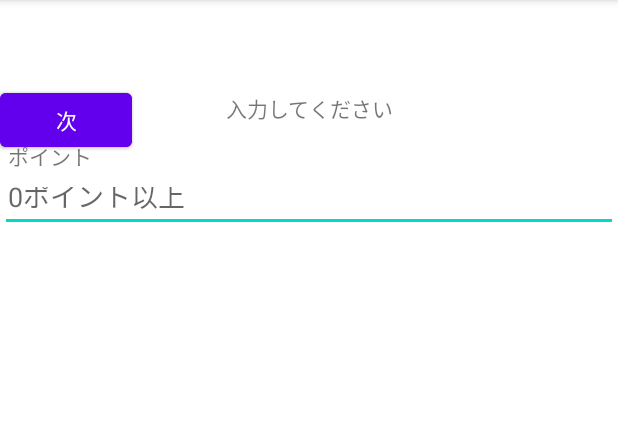
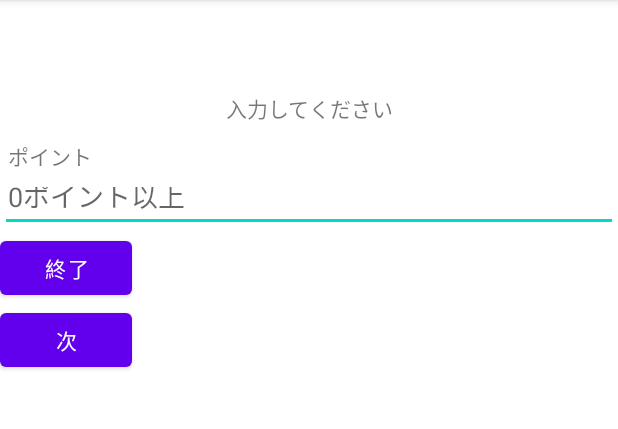
Before and after one commit to tomoya1031/android-practice, an Android app: the Point screen opened directly, with no data from a screen before it, on a phone screen of 412 x 824 dp, the part 84-513 px from its top. Run offline under Robolectric (Android 15) with nearby library versions, the phone set to English and light mode, and no system bars.

Commit message:
ロジック修正

```diff
--- a/app/src/main/java/com/example/myapplication/dto/PriceDto.java
+++ b/app/src/main/java/com/example/myapplication/dto/PriceDto.java
@@ -1,34 +1,35 @@
 package com.example.myapplication.dto;
 
 import java.io.Serializable;
+import java.math.BigDecimal;
 
 public class PriceDto implements Serializable {
-    private String price;
-    private String point;
+    private BigDecimal price;
+    private BigDecimal point;
     private String qr;
 
     public PriceDto() {
     }
 
-    public PriceDto(String price, String point, String qr) {
+    public PriceDto(BigDecimal price, BigDecimal point, String qr) {
         this.price = price;
         this.point = point;
         this.qr = qr;
     }
 
-    public String getPrice() {
+    public BigDecimal getPrice() {
         return price;
     }
 
-    public void setPrice(String price) {
+    public void setPrice(BigDecimal price) {
         this.price = price;
     }
 
-    public String getPoint() {
+    public BigDecimal getPoint() {
         return point;
     }
 
-    public void setPoint(String point) {
+    public void setPoint(BigDecimal point) {
         this.point = point;
     }
 
--- a/app/src/main/res/layout/point.xml
+++ b/app/src/main/res/layout/point.xml
@@ -7,6 +7,13 @@
     android:layout_height="match_parent"
     android:paddingTop="?attr/actionBarSize">
 
+    <LinearLayout
+        android:id="@+id/qrReaderLayout"
+        android:layout_width="match_parent"
+        android:layout_height="match_parent"
+        android:orientation="vertical"
+        tools:layout_editor_absoluteX="29dp"
+        tools:layout_editor_absoluteY="64dp">
         <TextView
             android:padding="5dp"
             android:id="@+id/text"
@@ -16,8 +23,8 @@
             app:layout_constraintRight_toRightOf="parent"
             app:layout_constraintTop_toTopOf="parent"
             android:text="入力してください"
-        android:gravity="center"
-        />
+            android:gravity="center" />
+
         <TextView
             android:paddingTop="5dp"
             android:paddingLeft="5dp"
@@ -27,8 +34,8 @@
             app:layout_constraintLeft_toLeftOf="parent"
             app:layout_constraintRight_toRightOf="parent"
             app:layout_constraintTop_toBottomOf="@+id/text"
-        android:text="ポイント"
-        />
+            android:text="ポイント" />
+
         <EditText
             android:id="@+id/edit_text_point"
             android:layout_width="match_parent"
@@ -38,8 +45,9 @@
             app:layout_constraintTop_toBottomOf="@+id/text2"
             android:inputType="number"
             android:hint="0ポイント以上"
-        android:paddingLeft="5dp"
-        />
+            android:paddingLeft="5dp">
+            <requestFocus/>
+        </EditText>
 
         <Button
             android:id="@+id/button1"
@@ -55,5 +63,6 @@
             android:text="次"
             tools:layout_editor_absoluteX="0dp"
             tools:layout_editor_absoluteY="129dp" />
+    </LinearLayout>
 
 </androidx.constraintlayout.widget.ConstraintLayout>
--- a/app/src/main/res/layout/price.xml
+++ b/app/src/main/res/layout/price.xml
@@ -45,8 +45,9 @@
             app:layout_constraintTop_toBottomOf="@+id/text2"
             android:inputType="number"
             android:hint="0円以上"
-            android:paddingLeft="5dp"
-            />
+            android:paddingLeft="5dp">
+            <requestFocus/>
+        </EditText>
 
         <Button
             android:id="@+id/button1"
--- a/app/src/main/res/values/strings.xml
+++ b/app/src/main/res/values/strings.xml
@@ -3,7 +3,7 @@
     <string name="title_home">Home</string>
     <string name="title_dashboard">Dashboard</string>
     <string name="title_notifications">Notifications</string>
-    <string name="hello_world">hello_world</string>
+    <string name="qr_read">読み取り結果表示</string>
     <string name="err_01">数値を入力して下さい</string>
     <string name="err_02">0以上の数値を入力して下さい</string>
     <string name="err_03">正の整数値を入力して下さい</string>
```
Also changed, not shown: app/src/main/java/com/example/myapplication/Point.java (+6 -4 lines), app/src/main/java/com/example/myapplication/Price.java (+13 -4 lines), app/src/main/java/com/example/myapplication/QrReadView.java (+8 -6 lines), app/src/main/java/com/example/myapplication/Total.java (+6 -2 lines), app/src/main/java/com/example/myapplication/Util/ErrorCheckUtil.java (+6 -5 lines), app/src/main/res/layout/qr_read_view.xml (+2 -8 lines), app/src/main/res/layout/total.xml (+21 -0 lines). Lines whose indentation alone changed are shown as unchanged.
